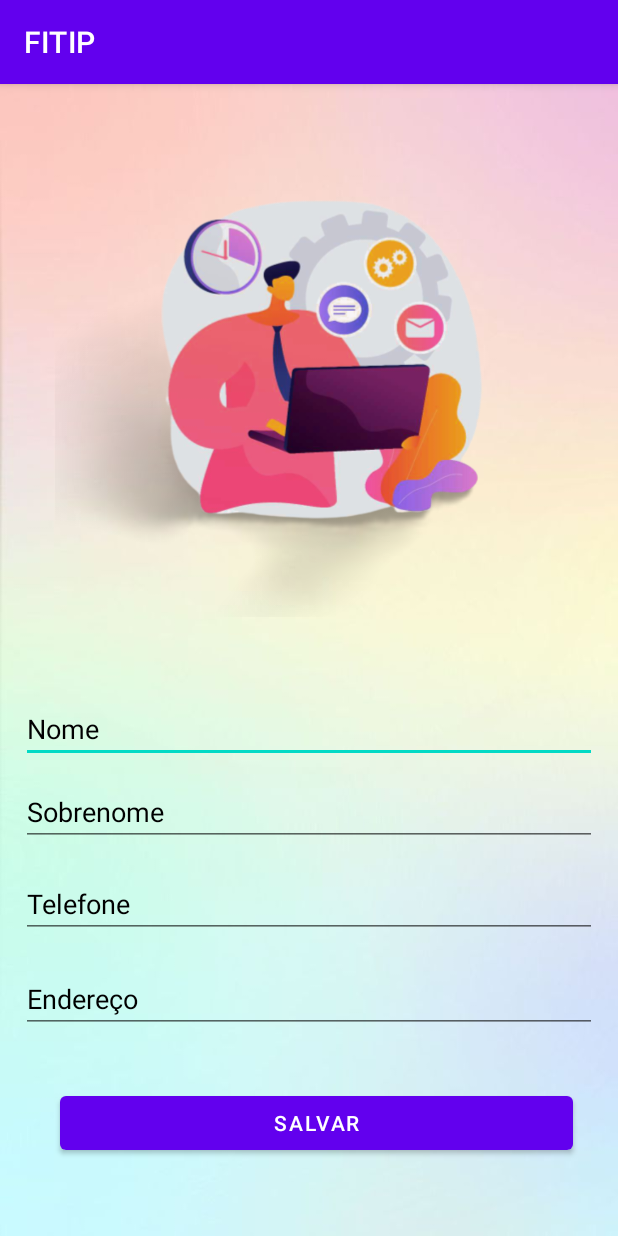
After one commit to biancasofia/FITIP, an Android app: the EdicaoDados screen opened directly, with no data from a screen before it, on a phone screen of 412 x 824 dp. The commit adds this screen. Run offline under Robolectric (Android 15) with nearby library versions, the phone set to English and light mode, and no system bars; our stand-ins replace Firebase (no records; nobody signed in at launch, a user with empty details on screens opened directly).

Commit message:
adicao e edicao de informações pessoais, menu e edição
Co-Authored-By: Guilherme Brito de Souza <70172633+GuilhermeB12@users.noreply.github.com>

```diff
--- a/FITIP10/app/build.gradle
+++ b/FITIP10/app/build.gradle
@@ -45,6 +45,7 @@ dependencies {
     implementation 'androidx.navigation:navigation-ui:2.3.5'
     implementation 'androidx.annotation:annotation:1.2.0'
     implementation 'com.google.firebase:firebase-auth:21.0.1'
+    implementation 'com.google.firebase:firebase-firestore:23.0.3'
     testImplementation 'junit:junit:4.+'
     androidTestImplementation 'androidx.test.ext:junit:1.1.2'
     androidTestImplementation 'androidx.test.espresso:espresso-core:3.3.0'
--- /dev/null
+++ b/FITIP10/app/src/main/java/com/example/fitip10/EdicaoDados.java
@@ -0,0 +1,107 @@
+package com.example.fitip10;
+
+import androidx.annotation.Nullable;
+import androidx.annotation.RequiresApi;
+import androidx.appcompat.app.AppCompatActivity;
+
+import android.content.Intent;
+import android.os.Build;
+import android.os.Bundle;
+import android.view.View;
+import android.widget.Button;
+import android.widget.EditText;
+
+import com.google.firebase.auth.FirebaseAuth;
+import com.google.firebase.firestore.DocumentSnapshot;
+import com.google.firebase.firestore.EventListener;
+import com.google.firebase.firestore.FirebaseFirestore;
+import com.google.firebase.firestore.FirebaseFirestoreException;
+
+public class EdicaoDados extends AppCompatActivity {
+
+
+    private String usario_key = FirebaseAuth.getInstance().getUid();
+    private Button botaosalvar;
+    private FirebaseFirestore db = FirebaseFirestore.getInstance();
+
+    @Override
+    protected void onCreate(Bundle savedInstanceState) {
+        super.onCreate(savedInstanceState);
+        setContentView(R.layout.activity_edicao_dados);
+
+        EditText editaNome = findViewById(R.id.edit_nome_editP);
+        EditText editaSobrenome = findViewById(R.id.edit_sobrenome_edit);
+        EditText editaTelefone = findViewById(R.id.edit_telefone_edit);
+        EditText editaEndereco = findViewById(R.id.edit_endereco_edit);
+
+
+        botaosalvar = findViewById(R.id.button_editarInfo);
+        db.collection("users").document(usario_key)
+                .addSnapshotListener(this, new EventListener<DocumentSnapshot>() {
+                    @RequiresApi(api = Build.VERSION_CODES.JELLY_BEAN_MR1)
+                    @Override
+                    public void onEvent(DocumentSnapshot documentSnapshot, @Nullable FirebaseFirestoreException error) {
+
+                        String dbNome = documentSnapshot.getString("Pessoais.Nome");
+                        String dbSobrenome = documentSnapshot.getString("Pessoais.Sobrenome");
+                        String dbCPF = documentSnapshot.getString("Pessoais.CPF");
+                        String dbAniversario = documentSnapshot.getString("Pessoais.Aniversario");
+                        String dbEndereco = documentSnapshot.getString("Pessoais.Endereco");
+
+                        editaNome.setText(dbNome);
+                        editaSobrenome.setText(dbSobrenome);
+                        editaTelefone.setText(dbAniversario);
+                        editaEndereco.setText(dbEndereco);
+
+                    }
+
+                });
+        botaosalvar.setOnClickListener(new View.OnClickListener() {
+            @Override
+            public void onClick(View v) {
+                String telaNome = editaNome.getText().toString().trim();
+                String telaSobrenome = editaSobrenome.getText().toString().trim();
+                String telefone = editaTelefone.getText().toString().trim();
+                String telaEndereco = editaEndereco.getText().toString().trim();
+
+                if(!(telaNome.isEmpty())){
+                    db.collection("users").document(usario_key)
+                            .update("InfoPessoais.Nome", telaNome);
+
+                }
+                if(!(telaSobrenome.isEmpty())){
+                    db.collection("users").document(usario_key)
+                            .update("InfoPessoais.Sobrenome", telaSobrenome);
+
+                }
+                if(!(telefone.isEmpty())){
+                    db.collection("users").document(usario_key)
+                            .update("InfoPessoais.Telefone", telefone);
+
+                }
+                if(!(telaEndereco.isEmpty())){
+                    db.collection("users").document(usario_key)
+                            .update("InfoPessoais.Endereco", telaEndereco);
+
+                }
+                toHome();
+
+
+
+            }
+
+        });
+
+
+
+
+    }
+    private void toHome(){
+        Intent intent = new Intent(this, MainActivity.class);
+        startActivity(intent);
+        finish();
+    }
+
+
+
+}
--- a/FITIP10/app/src/main/res/layout/activity_cadastro.xml
+++ b/FITIP10/app/src/main/res/layout/activity_cadastro.xml
@@ -16,7 +16,6 @@
         android:layout_marginStart="14dp"
         android:layout_marginEnd="14dp"
         android:layout_marginBottom="10dp"
-        android:backgroundTint="@color/black"
         android:drawableEnd="@android:drawable/sym_action_email"
         android:hint="E-Mail"
         android:inputType="textEmailAddress"
@@ -34,7 +33,6 @@
         android:layout_marginStart="12dp"
         android:layout_marginEnd="12dp"
         android:layout_marginBottom="15dp"
-        android:backgroundTint="@color/black"
         android:drawableEnd="@android:drawable/ic_lock_idle_lock"
         android:hint="Senha"
         android:inputType="textPassword"
@@ -52,7 +50,6 @@
         android:layout_marginStart="12dp"
         android:layout_marginEnd="12dp"
         android:layout_marginBottom="9dp"
-        android:backgroundTint="@color/black"
         android:hint="Confime sua senha"
         android:inputType="textPassword"
         android:textColor="@color/black"
--- /dev/null
+++ b/FITIP10/app/src/main/res/layout/activity_edicao_dados.xml
@@ -0,0 +1,106 @@
+<?xml version="1.0" encoding="utf-8"?>
+<androidx.constraintlayout.widget.ConstraintLayout xmlns:android="http://schemas.android.com/apk/res/android"
+    xmlns:app="http://schemas.android.com/apk/res-auto"
+    xmlns:tools="http://schemas.android.com/tools"
+    android:id="@+id/edit_nome_edit"
+    android:layout_width="match_parent"
+    android:layout_height="match_parent"
+    android:background="@drawable/color"
+    tools:context=".EdicaoDados">
+
+    <ImageView
+        android:id="@+id/imageView2"
+        android:layout_width="0dp"
+        android:layout_height="0dp"
+        android:layout_marginStart="30dp"
+        android:layout_marginTop="16dp"
+        android:layout_marginEnd="30dp"
+        android:layout_marginBottom="52dp"
+        app:layout_constraintBottom_toTopOf="@+id/edit_nome_editP"
+        app:layout_constraintEnd_toEndOf="parent"
+        app:layout_constraintStart_toStartOf="parent"
+        app:layout_constraintTop_toTopOf="parent"
+        app:srcCompat="@drawable/fotoedit" />
+
+    <EditText
+        android:id="@+id/edit_nome_editP"
+        android:layout_width="0dp"
+        android:layout_height="wrap_content"
+        android:layout_marginStart="14dp"
+        android:layout_marginEnd="14dp"
+        android:layout_marginBottom="10dp"
+        android:ems="10"
+        android:hint="Nome"
+        android:inputType="textPersonName"
+        android:textColor="@color/black"
+        android:textColorHint="@color/black"
+        app:layout_constraintBottom_toTopOf="@+id/edit_sobrenome_edit"
+        app:layout_constraintEnd_toEndOf="parent"
+        app:layout_constraintStart_toStartOf="parent"
+        app:layout_constraintTop_toBottomOf="@+id/imageView2" />
+
+    <EditText
+        android:id="@+id/edit_sobrenome_edit"
+        android:layout_width="0dp"
+        android:layout_height="wrap_content"
+        android:layout_marginStart="14dp"
+        android:layout_marginEnd="14dp"
+        android:layout_marginBottom="16dp"
+        android:ems="10"
+        android:hint="Sobrenome"
+        android:inputType="textPersonName"
+        android:textColor="@color/black"
+        android:textColorHint="@color/black"
+        app:layout_constraintBottom_toTopOf="@+id/edit_telefone_edit"
+        app:layout_constraintEnd_toEndOf="parent"
+        app:layout_constraintStart_toStartOf="parent"
+        app:layout_constraintTop_toBottomOf="@+id/edit_nome_editP" />
+
+    <EditText
+        android:id="@+id/edit_telefone_edit"
+        android:layout_width="0dp"
+        android:layout_height="wrap_content"
+        android:layout_marginStart="14dp"
+        android:layout_marginEnd="14dp"
+        android:layout_marginBottom="18dp"
+        android:ems="10"
+        android:hint="Telefone"
+        android:inputType="phone"
+        android:textColor="@color/black"
+        android:textColorHint="@color/black"
+        app:layout_constraintBottom_toTopOf="@+id/edit_endereco_edit"
+        app:layout_constraintEnd_toEndOf="parent"
+        app:layout_constraintStart_toStartOf="parent"
+        app:layout_constraintTop_toBottomOf="@+id/edit_sobrenome_edit" />
+
+    <EditText
+        android:id="@+id/edit_endereco_edit"
+        android:layout_width="0dp"
+        android:layout_height="wrap_content"
+        android:layout_marginStart="14dp"
+        android:layout_marginEnd="14dp"
+        android:layout_marginBottom="36dp"
+        android:ems="10"
+        android:hint="Endereço"
+        android:inputType="textPersonName"
+        android:textColor="@color/black"
+        android:textColorHint="@color/black"
+        app:layout_constraintBottom_toTopOf="@+id/button_editarInfo"
+        app:layout_constraintEnd_toEndOf="parent"
+        app:layout_constraintStart_toStartOf="parent"
+        app:layout_constraintTop_toBottomOf="@+id/edit_telefone_edit" />
+
+    <Button
+        android:id="@+id/button_editarInfo"
+        android:layout_width="342dp"
+        android:layout_height="48dp"
+        android:layout_marginStart="26dp"
+        android:layout_marginEnd="26dp"
+        android:layout_marginBottom="51dp"
+        android:text="Salvar"
+        app:layout_constraintBottom_toBottomOf="parent"
+        app:layout_constraintEnd_toEndOf="parent"
+        app:layout_constraintHorizontal_bias="0.0"
+        app:layout_constraintStart_toStartOf="@+id/edit_endereco_edit"
+        app:layout_constraintTop_toBottomOf="@+id/edit_endereco_edit" />
+</androidx.constraintlayout.widget.ConstraintLayout>
```
Also changed, not shown: FITIP10/app/src/main/AndroidManifest.xml (+12 -10 lines), FITIP10/app/src/main/java/com/example/fitip10/Cadastro.java (+6 -1 lines), FITIP10/app/src/main/java/com/example/fitip10/InformacoesPessoais.java (added, +110 -0 lines), FITIP10/app/src/main/java/com/example/fitip10/MainActivity.java (+76 -13 lines), FITIP10/app/src/main/res/layout/activity_informacoes_pessoais.xml (added, +105 -0 lines), FITIP10/app/src/main/res/layout/activity_login.xml (+4 -6 lines), FITIP10/app/src/main/res/layout/activity_main.xml (+2 -23 lines), FITIP10/app/src/main/res/menu/bottom_nav_menu.xml (+10 -6 lines), FITIP10/app/src/main/res/drawable/fotoedit.png (added), FITIP10/app/src/main/res/drawable/imginfo.png (added).
